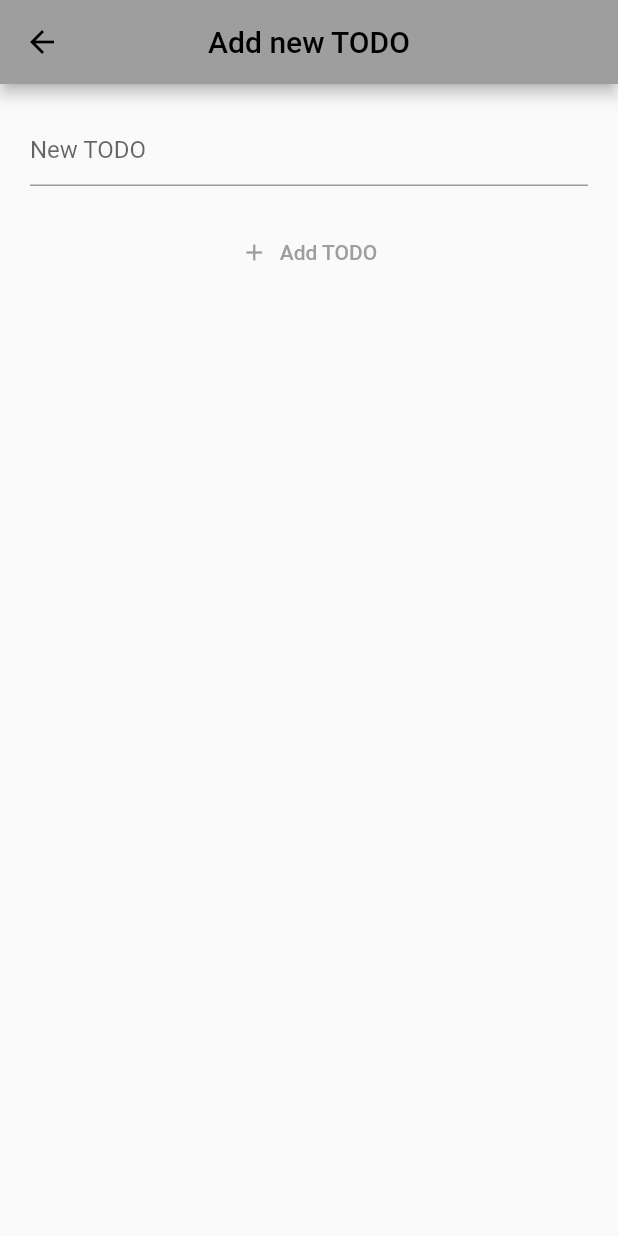
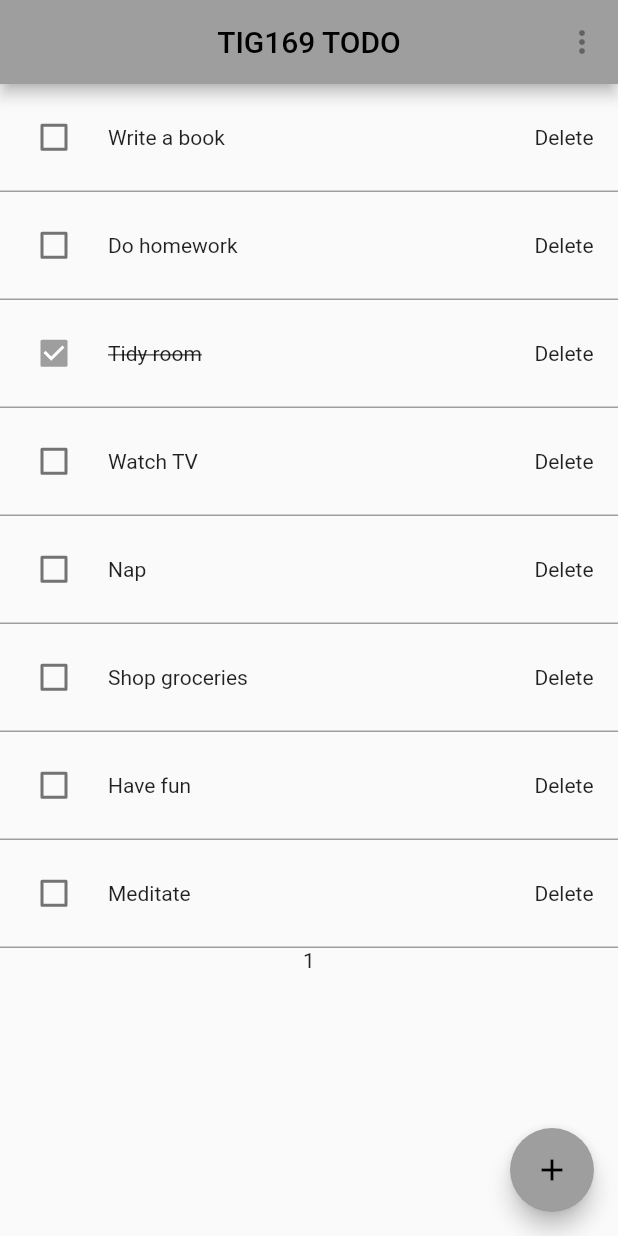
Before and after one commit to gu-tig169-ht21/guskarmajz, a Flutter app: the screen it shows after launch, after a tap on the "add" icon, on a phone screen of 412 x 824 dp. Run offline on Flutter 3.47's test engine with Material 2 defaults, Android fonts, the phone set to English and light mode, and no system bars.

Commit message:
Hinner inte klart till 17.00 fml

```diff
--- a/lib/main.dart
+++ b/lib/main.dart
@@ -1,4 +1,6 @@
 import 'package:flutter/material.dart';
+
+//import 'package:provider/provider.dart';
 
 void main() {
   runApp(const MyApp());
@@ -15,14 +17,32 @@ class MyApp extends StatelessWidget {
       theme: ThemeData(
         primarySwatch: Colors.grey,
       ),
-      home: MyHomePage(),
+      home: TodoPage(),
       debugShowCheckedModeBanner: false, // ful och äcklig, bort med dig
     );
   }
 }
 
-class MyHomePage extends StatelessWidget {
+class TodoPage extends StatefulWidget {
   @override
+  State<StatefulWidget> createState() {
+    return TodoPageState();
+  }
+}
+
+class TodoPageState extends State<StatefulWidget> {
+  int _counter = 0;
+  List<TodoObject> todoObjects = [
+    TodoObject('Write a book', false),
+    TodoObject('Do homework', false),
+    TodoObject('Tidy room', true),
+    TodoObject('Watch TV', false),
+    TodoObject('Nap', false),
+    TodoObject('Shop groceries', false),
+    TodoObject('Have fun', false),
+    TodoObject('Meditate', false),
+  ];
+
   Widget build(BuildContext context) {
     return Scaffold(
       appBar: AppBar(
@@ -43,21 +63,20 @@ class MyHomePage extends StatelessWidget {
             child: Column(
           children: [
             // fixa nycklar till parametrarna kanske?
-            todoObject('Write a book', false),
-            todoObject('Do homework', false),
-            todoObject('Tidy room', true),
-            todoObject('Watch TV', false),
-            todoObject('Nap', false),
-            todoObject('Shop groceries', false),
-            todoObject('Have fun', false),
-            todoObject('Meditate', false),
+            for (var todoTile in todoObjects)
+              TodoWidget(todoTile.todoText, todoTile.completed, todoTile),
+
+            Text('$_counter'),
           ],
         )),
       ),
       floatingActionButton: FloatingActionButton(
         onPressed: () {
-          Navigator.push(context,
-              MaterialPageRoute(builder: (context) => AddTaskScreen()));
+          //Navigator.push(context,
+          //    MaterialPageRoute(builder: (context) => AddTaskScreen()));
+          setState(() {
+            ++_counter;
+          });
         },
         child: const Icon(Icons.add),
         backgroundColor: Colors.grey,
@@ -97,17 +116,45 @@ class AddTaskScreen extends StatelessWidget {
 }
 
 // Ett todo-objekt
-Container todoObject(String TodoText, bool Completed) {
+class TodoObject {
+  String todoText;
+  bool completed;
+
+  TodoObject(this.todoText, this.completed);
+}
+
+// En todo-widget
+class TodoWidget extends StatelessWidget {
+  final String todoText;
+  final bool completed;
+  TodoObject todoObject;
+
+  TodoWidget(this.todoText, this.completed, this.todoObject);
+
+  @override
+  Widget build(BuildContext context) {
     return Container(
       width: double.infinity,
       height: 72,
       decoration: todoBorder(),
       child: Row(
         children: [
-        checkBox(Completed),
-        Text(TodoText,
+          Container(
+            width: 72,
+            child: Center(
+              child: Checkbox(
+                value: completed,
+                onChanged: (finished) {
+                  if (finished != null) {
+                    todoObject.completed = finished;
+                  }
+                },
+              ),
+            ),
+          ),
+          Text(todoText,
               // borde kanske brytas ut till en egen funktion med if-sats istället
-            style: (Completed)
+              style: (completed)
                   ? TextStyle(decoration: TextDecoration.lineThrough)
                   : null),
           Spacer(),
@@ -116,15 +163,20 @@ Container todoObject(String TodoText, bool Completed) {
       ),
     );
   }
+}
 
 // Checkboxen till todo-objektet todoObject
-Container checkBox(bool Completed) {
+Container checkBox(bool completed, TodoObject myParent) {
   return Container(
     width: 72,
     child: Center(
       child: Checkbox(
-        value: Completed,
-        onChanged: null,
+        value: completed,
+        onChanged: (finished) {
+          if (finished != null) {
+            myParent.completed = finished;
+          }
+        },
       ),
     ),
   );
--- a/pubspec.yaml
+++ b/pubspec.yaml
@@ -34,6 +34,7 @@ dependencies:
   # The following adds the Cupertino Icons font to your application.
   # Use with the CupertinoIcons class for iOS style icons.
   cupertino_icons: ^1.0.2
+  provider: ^6.0.1
 
 dev_dependencies:
   flutter_test:
```
Also changed, not shown: pubspec.lock. Lines whose indentation alone changed are shown as unchanged.
